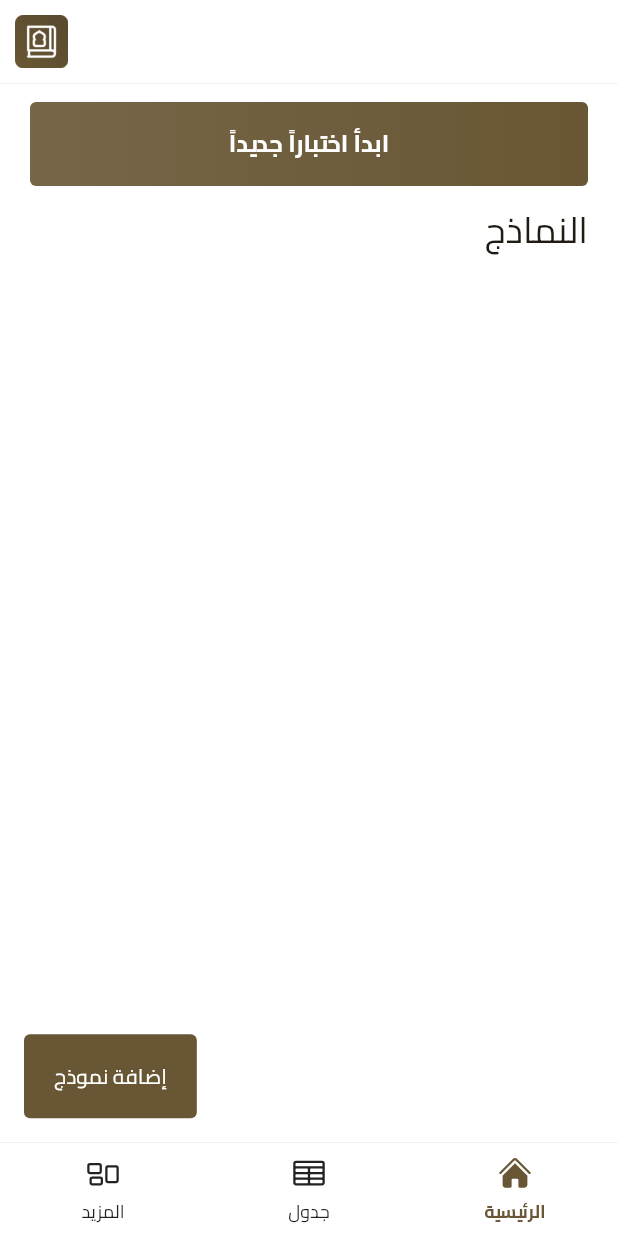
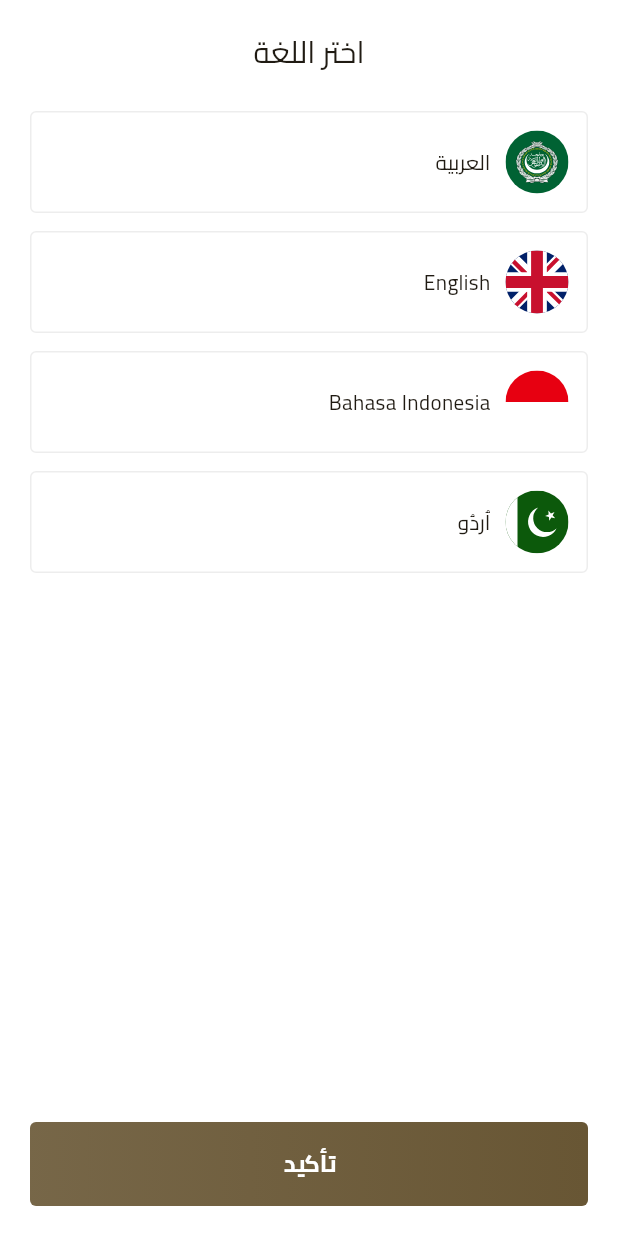
Before and after one commit to khaledmo-dev/Mutabaat-Al-Quran, a Flutter app: the screen it shows after launch, on a phone screen of 412 x 824 dp. Run offline on Flutter 3.47's test engine with Material 3 defaults, Android fonts, the phone set to English and light mode, and no system bars; our stand-ins replace another_flushbar, drift, file_picker, flutter_svg, heroicons, rxdart and 7 more; missing offline and left inert: excel, jhijri, jhijri_picker; accounts and stored records are empty; generated files the repository leaves out were written again; statements that could not run were skipped.

Commit message:
add onboarding

```diff
--- a/assets/localizations/ar.json
+++ b/assets/localizations/ar.json
@@ -87,5 +87,7 @@
   "export_success": "تم تصدير البيانات بنجاح.",
   "export_failed": "فشل في تصدير البيانات. يرجى المحاولة مرة أخرى.",
   "success": "تم بنجاح.",
-  "error": "حدث خطأ."
+  "error": "حدث خطأ.",
+  "choose_lang": "اختر اللغة",
+  "dark_theme": "الوضع الداكن"
 }
--- a/assets/localizations/en.json
+++ b/assets/localizations/en.json
@@ -87,5 +87,7 @@
     "export_success": "Data exported successfully.",
     "export_failed": "Failed to export data. Please try again.",
     "success": "Done successfully.",
-    "error": "Something went wrong."
-    }
+    "error": "Something went wrong.",
+    "choose_lang": "Choose Language",
+    "dark_theme": "Dark Theme"
+}
--- a/assets/localizations/id.json
+++ b/assets/localizations/id.json
@@ -87,5 +87,7 @@
   "export_success": "Data berhasil diekspor.",
   "export_failed": "Gagal mengekspor data. Silakan coba lagi.",
   "success": "Berhasil.",
-  "error": "Terjadi kesalahan."
+  "error": "Terjadi kesalahan.",
+  "choose_lang": "Pilih Bahasa",
+  "dark_theme": "Tema Gelap"
 }
--- a/assets/localizations/ur.json
+++ b/assets/localizations/ur.json
@@ -86,5 +86,7 @@
   "export_success": "ڈیٹا کامیابی کے ساتھ برآمد ہو گیا۔",
   "export_failed": "ڈیٹا برآمد کرنے میں ناکامی۔ براہ کرم دوبارہ کوشش کریں۔",
   "success": "کامیاب۔",
-  "error": "خرابی ہوئی۔"
+  "error": "خرابی ہوئی۔",
+  "choose_lang": "زبان منتخب کریں",
+  "dark_theme": "تاریک تھیم"
 }
--- a/lib/app/app.dart
+++ b/lib/app/app.dart
@@ -19,6 +19,7 @@ import 'package:quran_test/services/localization_service.dart';
 import 'package:quran_test/services/local_storage_service.dart';
 import 'package:quran_test/ui/views/more/more_view.dart';
 import 'package:quran_test/services/flash_message_service.dart';
+import 'package:quran_test/ui/views/onboarding/onboarding_view.dart';
 // @stacked-import
 
 @StackedApp(
@@ -32,6 +33,7 @@ import 'package:quran_test/services/flash_message_service.dart';
     MaterialRoute(page: ResultDetailsView),
     MaterialRoute(page: ActivityDetailsView),
     MaterialRoute(page: MoreView),
+    MaterialRoute(page: OnboardingView),
 // @stacked-route
   ],
   dependencies: [
--- a/lib/main.dart
+++ b/lib/main.dart
@@ -8,7 +8,7 @@ import 'package:stacked_services/stacked_services.dart';
 import 'package:flutter_localizations/flutter_localizations.dart';
 
 var languageNotifier = ValueNotifier('ar');
-var themeNotifier = ValueNotifier(false);
+var themeNotifier = ValueNotifier<bool?>(null);
 
 Future<void> main() async {
   WidgetsFlutterBinding.ensureInitialized();
@@ -49,7 +49,11 @@ class MainApp extends StatelessWidget {
                 textTheme: AppTheme.dark.textTheme
                     .apply(fontFamily: isRTL ? 'cairo' : 'poppins'),
               ),
-              themeMode: themeValue ? ThemeMode.dark : ThemeMode.light,
+              themeMode: themeValue == null
+                  ? ThemeMode.system
+                  : themeValue
+                      ? ThemeMode.dark
+                      : ThemeMode.light,
               supportedLocales: const [
                 Locale("en"),
                 Locale("ar"),
--- a/lib/services/local_storage_service.dart
+++ b/lib/services/local_storage_service.dart
@@ -69,6 +69,16 @@ class LocalStorageService
     _saveToDisk(isHijriKey, isHijri);
   }
 
+  static const String isFirstOpenKey = 'is_first';
+
+  bool get isFirstOpen {
+    return _getFromDisk(isFirstOpenKey) ?? true;
+  }
+
+  set isFirstOpen(bool isFirstOpen) {
+    _saveToDisk(isFirstOpenKey, isFirstOpen);
+  }
+
   static const String hasRatedKey = 'has_rated';
 
   bool get hasRated {
--- a/lib/ui/views/more/more_view.dart
+++ b/lib/ui/views/more/more_view.dart
@@ -70,9 +70,9 @@ class MoreView extends StackedView<MoreViewModel> {
                           ),
                         ),
                         horizontalSpaceSmall,
-                        const Text(
-                          "الثيم الليلي",
-                          style: TextStyle(fontSize: 16),
+                        Text(
+                          "dark_theme".translate(),
+                          style: const TextStyle(fontSize: 16),
                         ),
                       ],
                     ),
--- /dev/null
+++ b/lib/ui/views/onboarding/onboarding_view.dart
@@ -0,0 +1,99 @@
+import 'package:flutter/material.dart';
+import 'package:flutter_svg/svg.dart';
+import 'package:quran_test/services/localization_service.dart';
+import 'package:quran_test/ui/common/app_colors.dart';
+import 'package:quran_test/ui/common/base_button.dart';
+import 'package:quran_test/ui/common/ui_helpers.dart';
+import 'package:stacked/stacked.dart';
+
+import 'onboarding_viewmodel.dart';
+
+class OnboardingView extends StackedView<OnboardingViewModel> {
+  const OnboardingView({Key? key}) : super(key: key);
+
+  @override
+  Widget builder(
+    BuildContext context,
+    OnboardingViewModel viewModel,
+    Widget? child,
+  ) {
+    return SafeArea(
+      child: Scaffold(
+        body: Container(
+          padding: const EdgeInsets.all(20.0),
+          child: PageView(
+            children: [
+              Column(
+                children: [
+                  Text(
+                    "choose_lang".translate(),
+                    style: const TextStyle(fontSize: 20),
+                  ),
+                  verticalSpaceMedium,
+                  ...viewModel.langs.map(
+                    (e) {
+                      return Padding(
+                        padding: const EdgeInsets.only(bottom: 12.0),
+                        child: InkWell(
+                          onTap: () {
+                            viewModel.changeLanguage(e);
+                          },
+                          borderRadius: BorderRadius.circular(4),
+                          child: Ink(
+                            padding: const EdgeInsets.all(12.0),
+                            decoration: BoxDecoration(
+                              color: viewModel.selected == e
+                                  ? kcPrimaryColor
+                                  : null,
+                              border: Border.all(
+                                  color: Theme.of(context).colorScheme.outline),
+                              borderRadius: BorderRadius.circular(4),
+                            ),
+                            child: Row(
+                              children: [
+                                ClipRRect(
+                                  borderRadius: BorderRadius.circular(100),
+                                  child: SvgPicture.asset(
+                                    "assets/flags/${e.image}",
+                                    height: 42,
+                                    width: 42,
+                                  ),
+                                ),
+                                horizontalSpaceSmall,
+                                Text(
+                                  e.name,
+                                  style: TextStyle(
+                                    color: viewModel.selected == e
+                                        ? Colors.white
+                                        : null,
+                                  ),
+                                )
+                              ],
+                            ),
+                          ),
+                        ),
+                      );
+                    },
+                  ),
+                  const Spacer(),
+                  BaseButton(
+                    title: "confirm".translate(),
+                    callback: () {
+                      viewModel.confirm();
+                    },
+                  )
+                ],
+              ),
+            ],
+          ),
+        ),
+      ),
+    );
+  }
+
+  @override
+  OnboardingViewModel viewModelBuilder(
+    BuildContext context,
+  ) =>
+      OnboardingViewModel();
+}
--- /dev/null
+++ b/lib/ui/views/onboarding/onboarding_viewmodel.dart
@@ -0,0 +1,36 @@
+import 'package:quran_test/app/app.locator.dart';
+import 'package:quran_test/app/app.router.dart';
+import 'package:quran_test/main.dart';
+import 'package:quran_test/services/local_storage_service.dart';
+import 'package:quran_test/services/localization_service.dart';
+import 'package:quran_test/ui/views/more/more_view.dart';
+import 'package:stacked/stacked.dart';
+import 'package:stacked_services/stacked_services.dart';
+
+class OnboardingViewModel extends IndexTrackingViewModel {
+  final localStorage = locator<LocalStorageService>();
+  final _navigationService = locator<NavigationService>();
+
+  final List<Lang> langs = [
+    Lang(name: 'العربية', code: 'ar', image: 'arab.svg'),
+    Lang(name: 'English', code: 'en', image: 'gb.svg'),
+    Lang(name: 'Bahasa Indonesia', code: 'id', image: 'id.svg'),
+    Lang(name: 'اُردُو', code: 'ur', image: 'pk.svg'),
+  ];
+
+  Lang? selected;
+
+  changeLanguage(Lang lang) async {
+    await locator<LocalizationService>().changeLanguage(lang.code);
+
+    selected = lang;
+    localStorage.lang = lang.code;
+    languageNotifier.value = lang.code;
+    rebuildUi();
+  }
+
+  confirm() {
+    localStorage.isFirstOpen = false;
+    _navigationService.replaceWithMainView();
+  }
+}
```
Also changed, not shown: lib/app/app.router.dart (+63 -21 lines), lib/ui/views/startup/startup_viewmodel.dart (+8 -2 lines), 2 other files.
